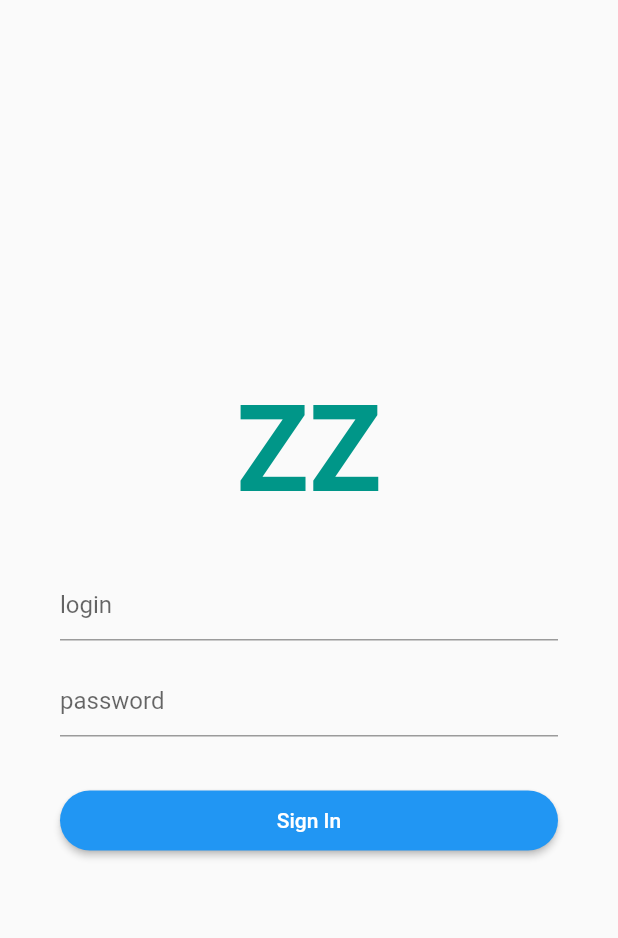
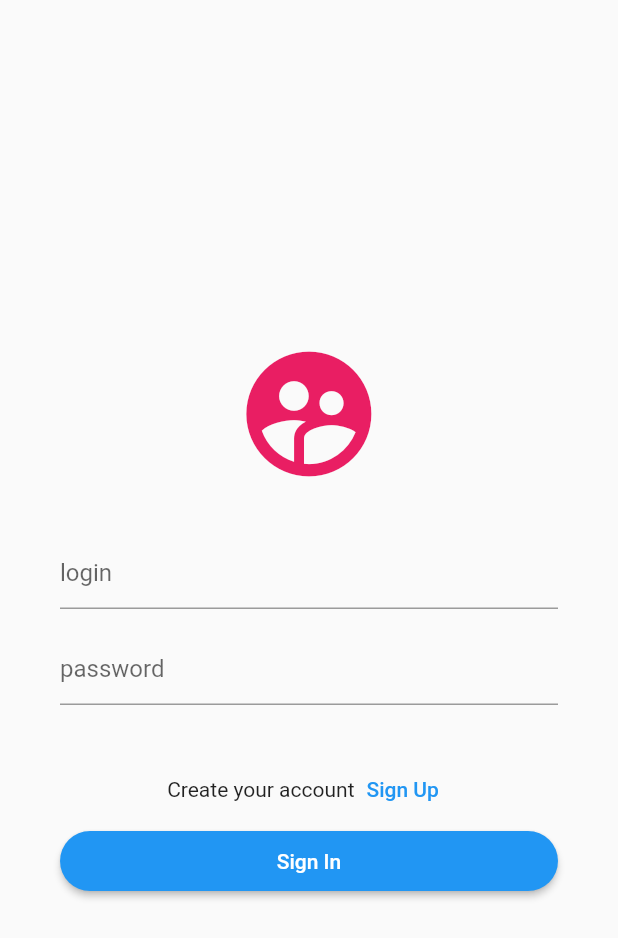
Before and after one commit to juliengz/flutter-hexagonal-archi, a Flutter app: the screen it shows after launch, on a phone screen of 412 x 824 dp. Shown: the top 938 px of the screen. Run offline on Flutter 3.47's test engine with Material 2 defaults, Android fonts, the phone set to English and light mode, and no system bars; drawn by our look-alikes of flutter_form_builder; our stand-ins replace dio, get, get_storage, logger; accounts and stored records are empty; Roboto replaces fonts that are missing (Helvetica).

Commit message:
Clean code, beautify signin page

```diff
--- a/lib/app/pages/authentication/views/signin_page.dart
+++ b/lib/app/pages/authentication/views/signin_page.dart
@@ -21,9 +21,10 @@ class SigninPage extends GetView<SigninController> {
             child: Column(
               mainAxisAlignment: MainAxisAlignment.center,
               children: [
-                Text(
-                  'ZZ',
-                  style: Theme.of(context).textTheme.headline1,
+                const Icon(
+                  Icons.supervised_user_circle,
+                  size: 100.0,
+                  color: Colors.pink,
                 ),
                 SizedBox(height: spacingFactor(4)),
                 FormBuilderTextField(
@@ -37,11 +38,22 @@ class SigninPage extends GetView<SigninController> {
                 FormBuilderTextField(
                   name: 'password',
                   keyboardType: TextInputType.text,
+                  obscureText: true,
                   decoration: const InputDecoration(
                     hintText: 'password',
                   ),
                 ),
                 SizedBox(height: spacingFactor(4)),
+                Row(
+                  mainAxisAlignment: MainAxisAlignment.center,
+                  children: [
+                    const Text('Create your account'),
+                    TextButton(
+                      onPressed: () {},
+                      child: const Text('Sign Up'),
+                    ),
+                  ],
+                ),
                 MaterialButton(
                   color: Theme.of(context).colorScheme.secondary,
                   minWidth: double.infinity,
--- a/lib/main.dart
+++ b/lib/main.dart
@@ -19,9 +19,9 @@ Future<void> main() async {
 }
 
 Future<void> initServices() async {
-  await GetStorage.init();
   final JwtAuthenticationManager authenticationManager = Get.find();
 
+  await GetStorage.init();
   await authenticationManager.handleAuthenticationState();
 }
 
--- a/lib/providers/http_client/interceptors/access_token_handler_interceptor.dart
+++ b/lib/providers/http_client/interceptors/access_token_handler_interceptor.dart
@@ -1,6 +1,5 @@
 import 'dart:async';
 import 'package:dio/dio.dart';
-import 'package:flutter_api_test/main.dart';
 import 'package:get_storage/get_storage.dart';
 
 class AccessTokenHandlerInterceptor extends Interceptor {
```
